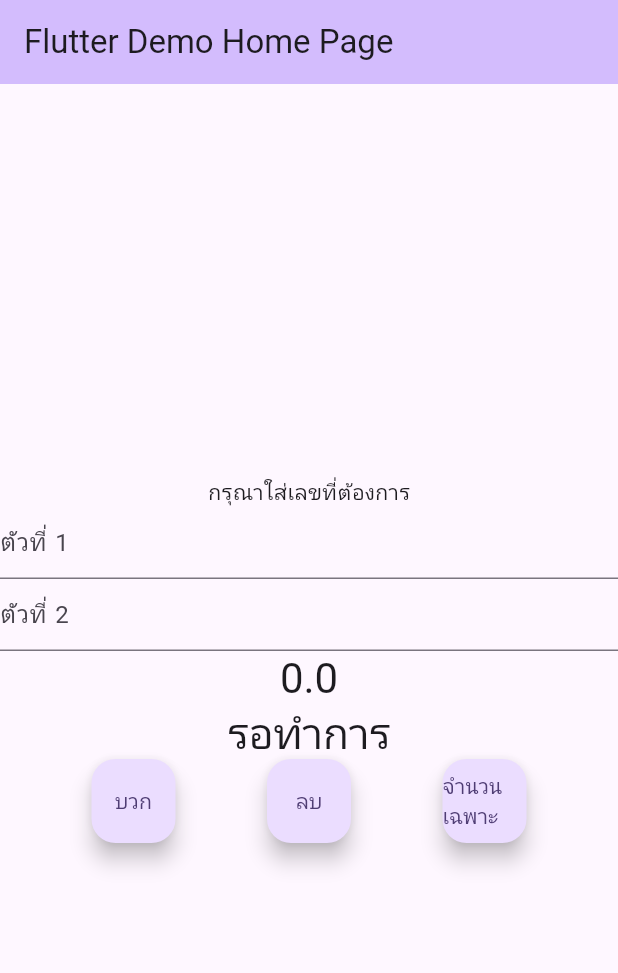
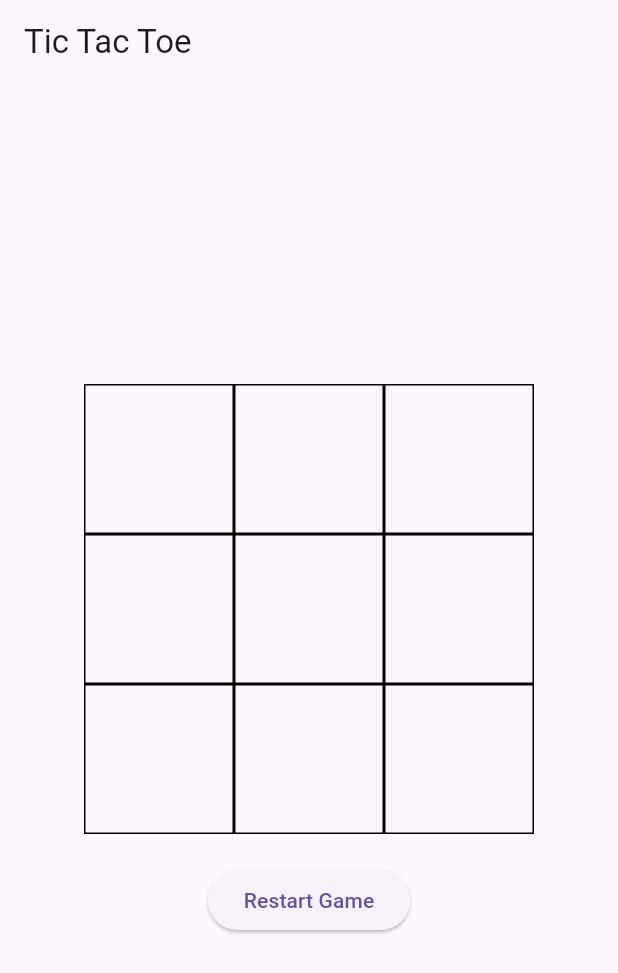
Before and after one commit to KKawinn/Quiz_softdev2, a Flutter app: the screen it shows after launch, on a phone screen of 412 x 824 dp. Shown: the top 973 px of the screen. Run offline on Flutter 3.47's test engine with Material 3 defaults, Android fonts, the phone set to English and light mode, and no system bars.

Commit message:
XOday2test

```diff
--- a/lib/main.dart
+++ b/lib/main.dart
@@ -1,137 +1,202 @@
-import 'dart:math';
-
 import 'package:flutter/material.dart';
 
 void main() {
-  runApp(const MyApp());
+  runApp(MyApp());
 }
 
 class MyApp extends StatelessWidget {
-  const MyApp({super.key});
-
   @override
   Widget build(BuildContext context) {
     return MaterialApp(
-      title: 'Flutter Demo',
-      theme: ThemeData(
-        colorScheme: ColorScheme.fromSeed(seedColor: Colors.deepPurple),
-        useMaterial3: true,
-      ),
-      home: const MyHomePage(title: 'Flutter Demo Home Page'),
+      home: TicTacToe(),
     );
   }
 }
 
-class MyHomePage extends StatefulWidget {
-  const MyHomePage({super.key, required this.title});
+class TicTacToe extends StatefulWidget {
+  @override
+  _TicTacToeState createState() => _TicTacToeState();
+}
 
-
-
-  final String title;
+class _TicTacToeState extends State<TicTacToe> {
+  late List<List<String>> _board;
+  late String _currentPlayer;
+  late bool _gameOver;
+  late String? _winner;
 
   @override
-  State<MyHomePage> createState() => _MyHomePageState();
+  void initState() {
+    super.initState();
+    _initializeBoard();
   }
 
-class _MyHomePageState extends State<MyHomePage> {
-  double result = 0;
-  var prime = 'รอทำการ';
+  void _initializeBoard() {
+    _board = List.generate(3, (_) => List.filled(3, ''));
+    _currentPlayer = 'X';
+    _gameOver = false;
+    _winner = null;
+  }
 
-  TextEditingController number1 =  TextEditingController();
-  TextEditingController number2 =  TextEditingController();
-
-  void _calculate_p(){
+  void _makeMove(int row, int col) {
+    if (_board[row][col] == '' && !_gameOver) {
       setState(() {
-      result = double.parse(number1.text)+ double.parse(number2.text);
+        _board[row][col] = _currentPlayer;
+        checkTest();
+        _checkWinner();
+        _togglePlayer();
       });
     }
-  void _calculate_m(){
+  }
+
+  void _togglePlayer() {
+    _currentPlayer = (_currentPlayer == 'X') ? 'O' : 'X';
+  }
+
+  void _checkWinner() {
+    // Check rows
+    for (int i = 0; i < 3; i++) {
+      if (_board[i][0] == _currentPlayer &&
+          _board[i][1] == _currentPlayer &&
+          _board[i][2] == _currentPlayer) {
+        _endGame(_currentPlayer);
+      }
+    }
+
+    // Check columns
+    for (int i = 0; i < 3; i++) {
+      if (_board[0][i] == _currentPlayer &&
+          _board[1][i] == _currentPlayer &&
+          _board[2][i] == _currentPlayer) {
+        _endGame(_currentPlayer);
+      }
+    }
+
+    // Check diagonals
+    if (_board[0][0] == _currentPlayer &&
+        _board[1][1] == _currentPlayer &&
+        _board[2][2] == _currentPlayer) {
+      _endGame(_currentPlayer);
+    }
+
+    if (_board[0][2] == _currentPlayer &&
+        _board[1][1] == _currentPlayer &&
+        _board[2][0] == _currentPlayer) {
+      _endGame(_currentPlayer);
+    }
+
+    // Check for a draw
+    if (!_board.any((row) => row.any((cell) => cell == '')) && !_gameOver) {
+      _endGame(null); // Draw
+    }
+  }
+  void checkTest() {
+    for (int i = 0; i < 3; i++) {
+      for (int j = 0; j < 2; j++) {
+        if (_board[i][j + 1] != '' && _board[i][j] != '') {
+          reboard(i, j, i, j + 1);
+        }
+      }
+    }
+    for (int i = 0; i < 2; i++) {
+      for (int j = 0; j < 3; j++) {
+        if (_board[i + 1][j] != '' && _board[i][j] != '') {
+          reboard(i, j, i + 1, j);
+        }
+      }
+    }
+  }
+
+   void reboard(int row1, int col1, int row2, int col2) {
     setState(() {
-      result = double.parse(number1.text)- double.parse(number2.text);
+      _board[row1][col1] = '';
+      _board[row2][col2] = '';
     });
   }
 
-  void _calculate_test(){
+  void _endGame(String? winner) {
   setState(() {
-      double num1 = double.parse(number1.text);
-      if (calprime(num1)){
-        prime = "Is prime";
-      }
-      else {
-        prime = "not prime";
-      }
+    _gameOver = true;
+    _winner = winner;
   });
 }
 
-bool calprime(double num1) {
-  if (num1 < 2) {
-    return false;
+  void _restartGame() {
+    setState(() {
+      _initializeBoard();
+    });
   }
 
-  int i = 2;
-
-  while (i < num1) {
-    if (num1 % i == 0) {
-      return false;
+  Widget _buildCell(int row, int col) {
+    return GestureDetector(
+      onTap: () => _makeMove(row, col),
+      child: Container(
+        width: 100,
+        height: 100,
+        decoration: BoxDecoration(
+          border: Border.all(color: Colors.black),
+        ),
+        child: Center(
+          child: Text(
+            _board[row][col],
+            style: TextStyle(fontSize: 40),
+          ),
+        ),
+      ),
+    );
   }
-    i = i + 1;
-  }
-
-  return true;
-}
-
 
   @override
   Widget build(BuildContext context) {
     return Scaffold(
       appBar: AppBar(
-        backgroundColor: Theme.of(context).colorScheme.inversePrimary,
-        title: Text(widget.title),
+        title: Text('Tic Tac Toe'),
       ),
       body: Center(
         child: Column(
           mainAxisAlignment: MainAxisAlignment.center,
-          children: <Widget>[
+          children: [
+            Column(
+              children: [
+                Row(
+                  mainAxisAlignment: MainAxisAlignment.center,
+                  children: [
+                    _buildCell(0, 0),
+                    _buildCell(0, 1),
+                    _buildCell(0, 2),
+                  ],
+                ),
+                Row(
+                  mainAxisAlignment: MainAxisAlignment.center,
+                  children: [
+                    _buildCell(1, 0),
+                    _buildCell(1, 1),
+                    _buildCell(1, 2),
+                  ],
+                ),
+                Row(
+                  mainAxisAlignment: MainAxisAlignment.center,
+                  children: [
+                    _buildCell(2, 0),
+                    _buildCell(2, 1),
+                    _buildCell(2, 2),
+                  ],
+                ),
+              ],
+            ),
+            SizedBox(height: 20),
+            if (_gameOver)
               Text(
-              'กรุณาใส่เลขที่ต้องการ',
-            ), Column(mainAxisAlignment: MainAxisAlignment.spaceEvenly,children:[
-              TextField(
-                controller : number1,
-              decoration: InputDecoration(
-                hintText: "ตัวที่ 1"
+                _winner != null ? 'Winner: $_winner' : 'It\'s a Draw!',
+                style: TextStyle(fontSize: 20, fontWeight: FontWeight.bold),
               ),
+            ElevatedButton(
+              onPressed: _restartGame,
+              child: Text('Restart Game'),
             ),
-            TextField(
-              controller : number2,
-              decoration: InputDecoration(
-                hintText: "ตัวที่ 2"
-              ),
-            ),
-            ]),
 
-            Text(
-              '$result',
-              style: Theme.of(context).textTheme.headlineMedium,
-            ),
-              Text(
-              '$prime',
-              style: Theme.of(context).textTheme.headlineMedium,
-            )
-
-            ,Row(mainAxisAlignment: MainAxisAlignment.spaceEvenly,children: <Widget>[
-            FloatingActionButton(onPressed:_calculate_p
-            ,child: const Text("บวก"),),
-
-            FloatingActionButton(onPressed:_calculate_m
-            ,child: const Text("ลบ"),),
-
-            FloatingActionButton(onPressed:_calculate_test
-            ,child: const Text("จำนวนเฉพาะ"),),
-            ])
           ],
         ),
       ),
     );
-
   }
 }
```
Lines whose indentation alone changed are shown as unchanged.
